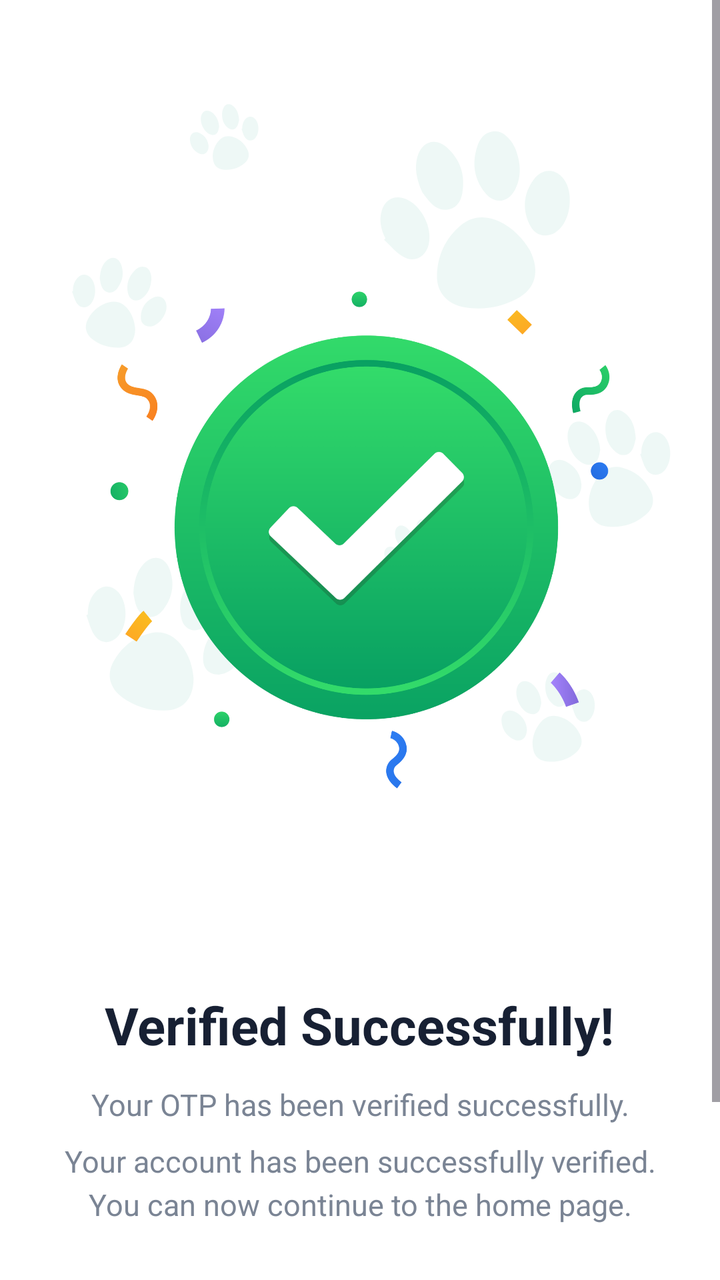
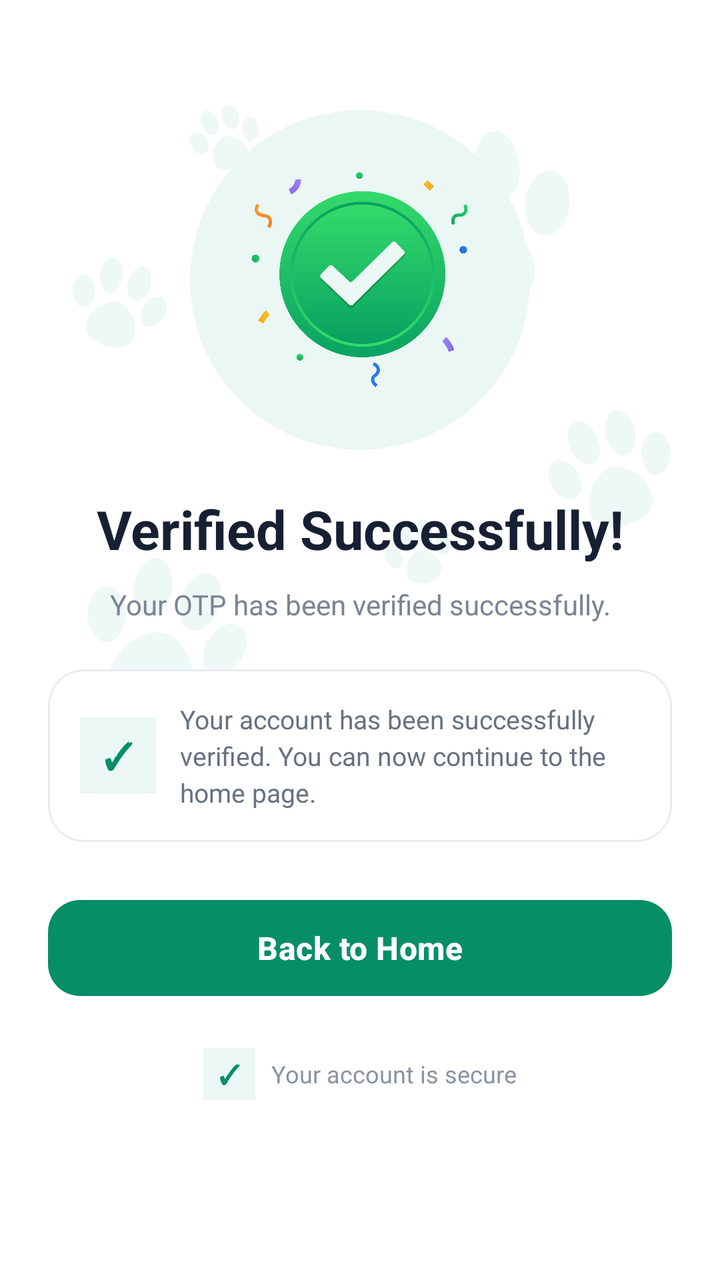

An Android layout rendered at two revisions. The XML below is the earlier revision; the diff shows what the commit changed to produce the second picture.
<!-- AndroidManifest.xml: application theme Theme.PawMate -->
<!-- res/layout/activity_password_success.xml -->
<?xml version="1.0" encoding="utf-8"?>
<ScrollView
    xmlns:android="http://schemas.android.com/apk/res/android"
    xmlns:app="http://schemas.android.com/apk/res-auto"
    xmlns:tools="http://schemas.android.com/tools"

    android:layout_width="match_parent"
    android:layout_height="match_parent"
    android:fillViewport="true"
    android:background="@drawable/back"

    tools:context=".PasswordSuccess">

    <LinearLayout
        android:id="@+id/main"
        android:layout_width="match_parent"
        android:layout_height="wrap_content"
        android:orientation="vertical"
        android:gravity="center_horizontal"

        android:paddingStart="24dp"
        android:paddingEnd="24dp"
        android:paddingTop="70dp"
        android:paddingBottom="40dp">

        
        <ImageView
            android:id="@+id/imgSuccess"
            android:layout_width="match_parent"
            android:layout_height="400dp"
            android:src="@drawable/successful"
            android:scaleType="centerInside"
            android:contentDescription="Verification successful" />

        
        <TextView
            android:id="@+id/tvSuccessTitle"
            android:layout_width="wrap_content"
            android:layout_height="wrap_content"

            android:layout_marginTop="25dp"

            android:text="Verified Successfully!"
            android:textColor="#172033"
            android:textSize="26sp"
            android:textStyle="bold"
            android:gravity="center" />

        
        <TextView
            android:id="@+id/tvSuccessMessage"
            android:layout_width="match_parent"
            android:layout_height="wrap_content"

            android:layout_marginTop="12dp"

            android:text="Your OTP has been verified successfully."
            android:textColor="#7A8494"
            android:textSize="15sp"
            android:gravity="center"
            android:lineSpacingExtra="4dp" />

        
        <TextView
            android:id="@+id/tvHomeMessage"
            android:layout_width="match_parent"
            android:layout_height="wrap_content"

            android:layout_marginTop="8dp"

            android:text="Your account has been successfully verified. You can now continue to the home page."
            android:textColor="#7A8494"
            android:textSize="15sp"
            android:gravity="center"
            android:lineSpacingExtra="4dp" />

        
        <com.google.android.material.button.MaterialButton
            android:id="@+id/btnBackToHome"
            android:layout_width="match_parent"
            android:layout_height="56dp"

            android:layout_marginTop="35dp"

            android:text="Back to Home"
            android:textAllCaps="false"
            android:textColor="@color/white"
            android:textSize="17sp"
            android:textStyle="bold"

            app:backgroundTint="@color/primary"
            app:cornerRadius="16dp"
            app:elevation="2dp" />

    </LinearLayout>

</ScrollView>
<!-- resources referenced by this layout -->
<resources>
  <color name="primary"> #068E67</color>
  <color name="white">#FFFFFFFF</color>
  <!-- drawable back: png bitmap (drawable, 42297 bytes) -->
  <!-- drawable successful: png bitmap (drawable, 222027 bytes) -->
  <style name="Theme.PawMate" parent="Base.Theme.PawMate" />
  <style name="Base.Theme.PawMate" parent="Theme.Material3.DayNight.NoActionBar">
          
          
      </style>
</resources>

<!-- the commit's change to res/layout/activity_password_success.xml (unified diff, before → after) -->
@@ -8,6 +8,8 @@
     android:layout_height="match_parent"
     android:fillViewport="true"
     android:background="@drawable/back"
+    android:clipToPadding="false"
+    android:scrollbars="none"
 
     tools:context=".PasswordSuccess">
 
@@ -20,19 +22,36 @@
 
         android:paddingStart="24dp"
         android:paddingEnd="24dp"
-        android:paddingTop="70dp"
-        android:paddingBottom="40dp">
-
-        
-        <ImageView
-            android:id="@+id/imgSuccess"
-            android:layout_width="match_parent"
-            android:layout_height="400dp"
-            android:src="@drawable/successful"
-            android:scaleType="centerInside"
-            android:contentDescription="Verification successful" />
-
-        
+        android:paddingTop="35dp"
+        android:paddingBottom="45dp">
+
+
+        
+
+        <com.google.android.material.card.MaterialCardView
+            android:layout_width="170dp"
+            android:layout_height="170dp"
+            android:layout_marginTop="20dp"
+
+            app:cardCornerRadius="85dp"
+            app:cardElevation="0dp"
+            app:cardBackgroundColor="#EAF7F4"
+            app:strokeWidth="0dp">
+
+            <ImageView
+                android:id="@+id/imgSuccess"
+                android:layout_width="135dp"
+                android:layout_height="135dp"
+                android:layout_gravity="center"
+                android:src="@drawable/successful"
+                android:scaleType="centerInside"
+                android:contentDescription="Verification successful" />
+
+        </com.google.android.material.card.MaterialCardView>
+
+
+        
+
         <TextView
             android:id="@+id/tvSuccessTitle"
             android:layout_width="wrap_content"
@@ -42,55 +61,151 @@
 
             android:text="Verified Successfully!"
             android:textColor="#172033"
-            android:textSize="26sp"
+            android:textSize="27sp"
             android:textStyle="bold"
-            android:gravity="center" />
-
-        
+            android:gravity="center"
+            android:includeFontPadding="false" />
+
+
+        
+
         <TextView
             android:id="@+id/tvSuccessMessage"
             android:layout_width="match_parent"
             android:layout_height="wrap_content"
 
-            android:layout_marginTop="12dp"
+            android:layout_marginTop="11dp"
+            android:paddingStart="10dp"
+            android:paddingEnd="10dp"
 
             android:text="Your OTP has been verified successfully."
             android:textColor="#7A8494"
-            android:textSize="15sp"
+            android:textSize="14sp"
             android:gravity="center"
-            android:lineSpacingExtra="4dp" />
-
-        
-        <TextView
-            android:id="@+id/tvHomeMessage"
+            android:lineSpacingExtra="3dp" />
+
+
+        
+
+        <com.google.android.material.card.MaterialCardView
             android:layout_width="match_parent"
             android:layout_height="wrap_content"
 
-            android:layout_marginTop="8dp"
-
-            android:text="Your account has been successfully verified. You can now continue to the home page."
-            android:textColor="#7A8494"
-            android:textSize="15sp"
-            android:gravity="center"
-            android:lineSpacingExtra="4dp" />
-
-        
+            android:layout_marginTop="23dp"
+
+            app:cardCornerRadius="18dp"
+            app:cardElevation="0dp"
+            app:cardBackgroundColor="#FFFFFF"
+            app:strokeColor="#E8ECF0"
+            app:strokeWidth="1dp">
+
+            <LinearLayout
+                android:layout_width="match_parent"
+                android:layout_height="wrap_content"
+
+                android:orientation="horizontal"
+                android:gravity="center_vertical"
+
+                android:paddingStart="16dp"
+                android:paddingTop="16dp"
+                android:paddingEnd="16dp"
+                android:paddingBottom="16dp">
+
+
+                
+
+                <TextView
+                    android:layout_width="38dp"
+                    android:layout_height="38dp"
+                    android:gravity="center"
+
+                    android:text="✓"
+                    android:textColor="@color/primary"
+                    android:textSize="18sp"
+                    android:textStyle="bold"
+
+                    android:background="#EAF7F4" />
+
+
+                
+
+                <TextView
+                    android:id="@+id/tvHomeMessage"
+                    android:layout_width="0dp"
+                    android:layout_height="wrap_content"
+
+                    android:layout_weight="1"
+                    android:layout_marginStart="12dp"
+
+                    android:text="Your account has been successfully verified. You can now continue to the home page."
+                    android:textColor="#667181"
+                    android:textSize="13sp"
+                    android:lineSpacingExtra="3dp" />
+
+            </LinearLayout>
+
+        </com.google.android.material.card.MaterialCardView>
+
+
+        
+
         <com.google.android.material.button.MaterialButton
             android:id="@+id/btnBackToHome"
             android:layout_width="match_parent"
             android:layout_height="56dp"
 
-            android:layout_marginTop="35dp"
+            android:layout_marginTop="25dp"
 
             android:text="Back to Home"
             android:textAllCaps="false"
             android:textColor="@color/white"
-            android:textSize="17sp"
+            android:textSize="16sp"
             android:textStyle="bold"
+            android:letterSpacing="0.01"
 
             app:backgroundTint="@color/primary"
             app:cornerRadius="16dp"
-            app:elevation="2dp" />
+            app:elevation="0dp"
+            app:rippleColor="#30FFFFFF" />
+
+
+        
+
+        <LinearLayout
+            android:layout_width="wrap_content"
+            android:layout_height="wrap_content"
+
+            android:layout_marginTop="22dp"
+
+            android:gravity="center_vertical"
+            android:orientation="horizontal">
+
+
+            <TextView
+                android:layout_width="26dp"
+                android:layout_height="26dp"
+
+                android:gravity="center"
+
+                android:text="✓"
+                android:textColor="@color/primary"
+                android:textSize="13sp"
+                android:textStyle="bold"
+
+                android:background="#EAF7F4" />
+
+
+            <TextView
+                android:layout_width="wrap_content"
+                android:layout_height="wrap_content"
+
+                android:layout_marginStart="8dp"
+
+                android:text="Your account is secure"
+                android:textColor="#8A93A2"
+                android:textSize="12sp" />
+
+        </LinearLayout>
 
     </LinearLayout>
 
